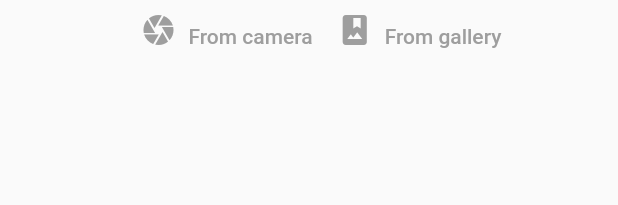
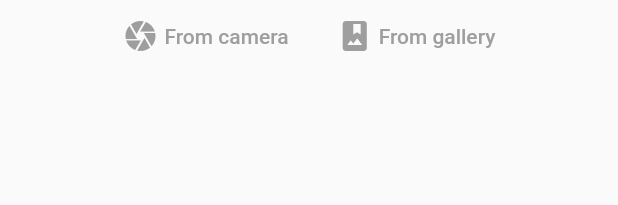
Before and after one commit to Davaeth/Zero-Waste-Cookbook, a Flutter app: the AddPhoto widget shown alone on an empty page, opened directly with empty values, on a phone screen of 412 x 824 dp. Shown: the top 205 px of the screen. Run offline on Flutter 3.47's test engine with Material 2 defaults, Android fonts, the phone set to English and light mode, and no system bars; our stand-ins replace cloud_firestore, firebase_auth, firebase_storage, flare_flutter, flutter_tindercard, fluttertoast and 3 more; missing offline and left inert: firebase_storage_image, global_configuration; accounts and stored records are empty.

Commit message:
Visual button adjustments
changed add photo buttons, tag, ingredients and add buttons

```diff
--- a/lib/src/pages/new_recipe/components/add_photo.dart
+++ b/lib/src/pages/new_recipe/components/add_photo.dart
@@ -44,37 +44,43 @@ class _AddPhotoState extends State<AddPhoto> {
           Row(
             mainAxisAlignment: MainAxisAlignment.center,
             children: <Widget>[
-              IconButton(
-                icon: Icon(
-                  Icons.camera,
-                  color: Colors.grey,
-                ),
-                onPressed: () => _pickImage(ImageSource.camera),
-                splashColor: Colors.transparent,
-                highlightColor: Colors.transparent,
-                alignment: Alignment.topRight,
-              ),
-              Text(
+              FlatButton(
+                child: Row(
+                  children: <Widget>[
+                  Icon(Icons.camera,color: Colors.grey,),
+                  SizedBox(width: 4.0),
+                  Text(
                 Translator.instance.translations['from_camera'],
                 style: TextStyle(
                   color: Colors.grey,
                 ),
               ),
-              IconButton(
-                icon: Icon(
-                  Icons.photo_album,
+                  ],
+                ),
+                onPressed: () => _pickImage(ImageSource.camera),
+                splashColor: Colors.transparent,
+                highlightColor: Colors.transparent,
+                //alignment: Alignment.topRight,
+              ),
+              FlatButton(
+                child: Row(
+                  children: <Widget>[
+                  Icon(Icons.photo_album,
                   color: Colors.grey,
+                ),
+                SizedBox(width: 4.0),
+                Text(
+                Translator.instance.translations['from_gallery'],
+                style: TextStyle(
+                  color: Colors.grey,
+                ),
+              ),
+                  ],
                 ),
                 onPressed: () => _pickImage(ImageSource.gallery),
                 splashColor: Colors.transparent,
                 highlightColor: Colors.transparent,
-                alignment: Alignment.topRight,
-              ),
-              Text(
-                Translator.instance.translations['from_gallery'],
-                style: TextStyle(
-                  color: Colors.grey,
-                ),
+                //alignment: Alignment.topRight,
               ),
             ],
           ),
--- a/lib/src/pages/new_recipe/components/recipe_ingredients.dart
+++ b/lib/src/pages/new_recipe/components/recipe_ingredients.dart
@@ -28,14 +28,16 @@ class RecipeIngredients extends RecipePartBase<Ingredient> {
   @override
   Padding createShowAddDataDialog(BuildContext context) => addPadding(
         FlatButton(
-          child: Text(Translator.instance.translations['add_an_ingredients']),
+          child: Text(Translator.instance.translations['add_an_ingredients'], style: TextStyle(color: Colors.grey)),
           onPressed: () {
             showDialog(
               context: context,
               builder: (context) => AddRecipeDialog(ingredientDialogCallback),
             );
           },
-          color: DefaultColors.iconColor,
+          shape: RoundedRectangleBorder(
+        borderRadius: new BorderRadius.circular(18.0),side: BorderSide(color: Colors.grey)),
+          color: Colors.transparent,
           splashColor: Colors.transparent,
           highlightColor: Colors.transparent,
         ),
```
Also changed, not shown: lib/src/pages/new_recipe/new_recipe.dart (+7 -2 lines).
